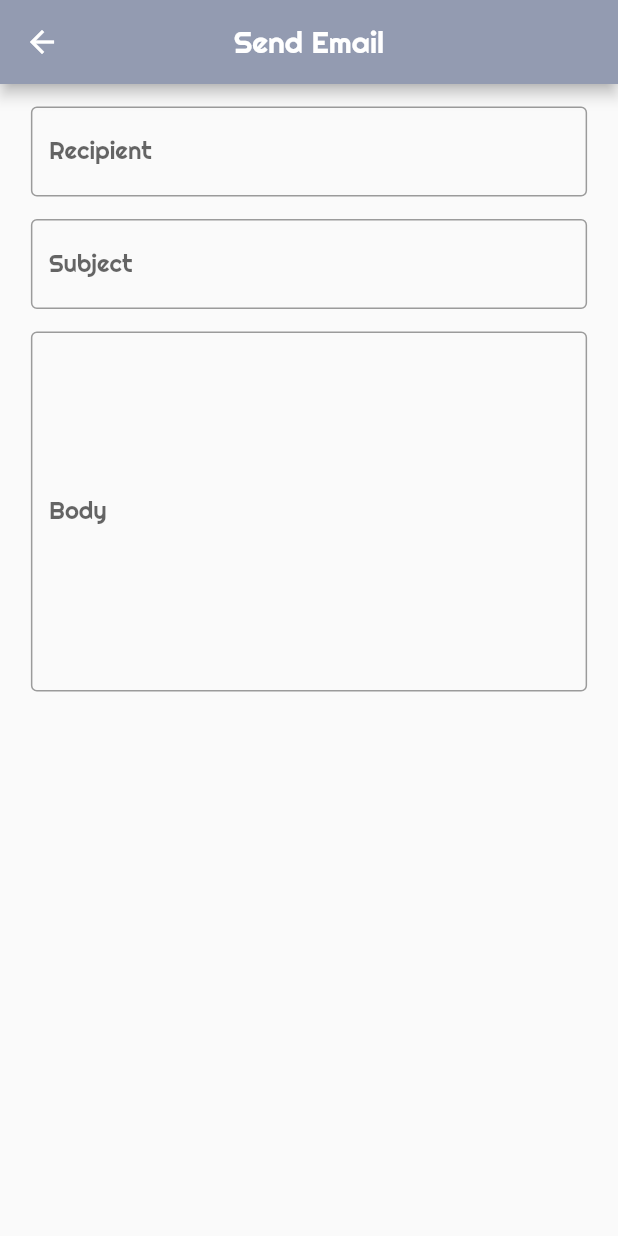
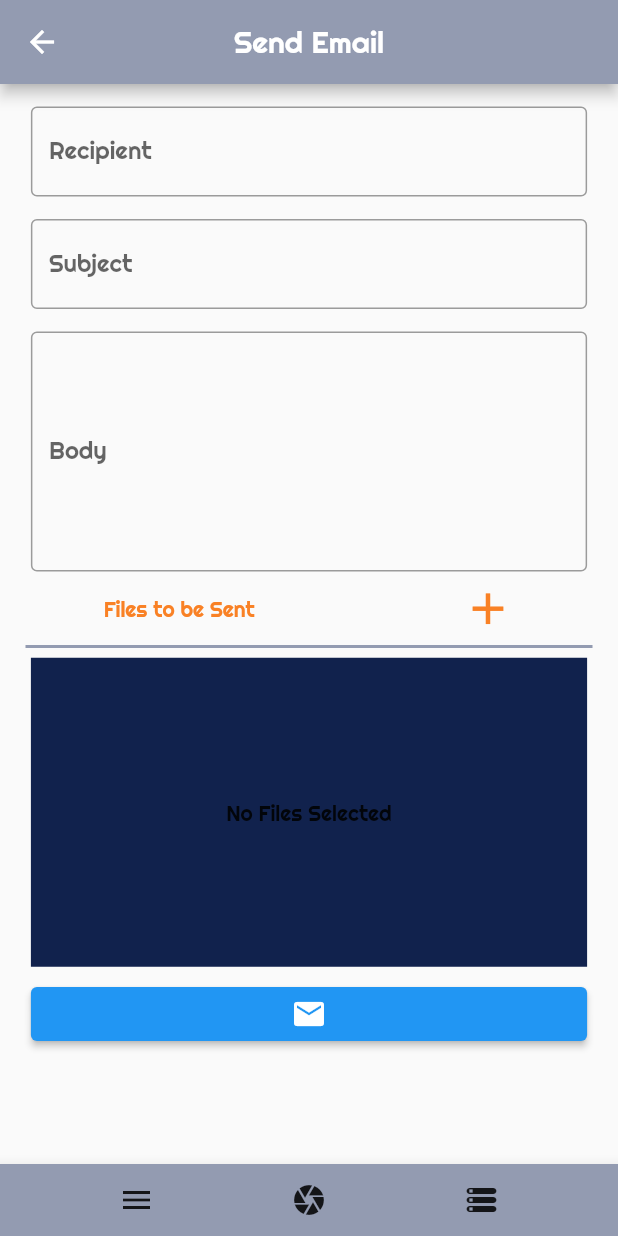
Before and after one commit to brianchang12/Asciify, a Flutter app: the EmailPage screen opened by its route, on a phone screen of 412 x 824 dp. Run offline on Flutter 3.47's test engine with Material 2 defaults, Android fonts, the phone set to English and light mode, and no system bars; our stand-ins replace file_picker, image_cropper, image_picker.

Commit message:
adding cards and tiles for file displayer

```diff
--- a/lib/screens/email_page.dart
+++ b/lib/screens/email_page.dart
@@ -1,5 +1,6 @@
 
 import 'dart:io';
+import 'package:asciify/icon/custom_icons.dart';
 import 'package:flutter/material.dart';
 
 class EmailPage extends StatefulWidget {
@@ -9,10 +10,10 @@ class EmailPage extends StatefulWidget {
 }
 
 class _EmailPageState extends State<EmailPage> {
-  List<File> _files;
-  TextEditingController _recipientController;
-  TextEditingController _subjectController;
-  TextEditingController _bodyController;
+  List<File>? _files;
+  TextEditingController? _recipientController;
+  TextEditingController? _subjectController;
+  TextEditingController? _bodyController;
 
   @override
   void initState() {
@@ -23,11 +24,22 @@ class _EmailPageState extends State<EmailPage> {
     _bodyController = TextEditingController();
   }
 
+
+  @override
+  void dispose() {
+    _files = null;
+    _recipientController!.dispose();
+    _subjectController!.dispose();
+    _bodyController!.dispose();
+    super.dispose();
+  }
+
   Widget emailFields(String label, double topMargin,
       double bottomMargin, int lines, TextEditingController controller) {
     return Container(
       margin: EdgeInsets.only(top: topMargin, bottom: bottomMargin),
       child: TextField(
+
         maxLines: lines,
         controller: controller,
         obscureText: false,
@@ -40,9 +52,70 @@ class _EmailPageState extends State<EmailPage> {
     );
   }
 
+  Widget _fileDisplay() {
+    if (_files!.isEmpty == true) {
+      return Container(
+        color: Color(0xFF11224D),
+        width: MediaQuery.of(context).size.width * 0.90,
+        height: MediaQuery.of(context).size.height * 0.25,
+        child: Center(
+          child: Text("No Files Selected"),
+        ),
+      );
+    } else {
+      return Container(
+        color: Color(0xFF11224D),
+        width: MediaQuery.of(context).size.width * 0.90,
+        height: MediaQuery.of(context).size.height * 0.25,
+        child: ListView.builder(
+            itemCount: _files!.length,
+            itemBuilder: (context, index) {
+              List<String> pathComponents = _files![index].path.split(r"/");
+              String fileName = pathComponents.last;
+              return Card(
+                child: ListTile(
+                  title: Text(fileName),
+                  subtitle: Text(_files![index].path),
+                  trailing: Icon(Icons.indeterminate_check_box_outlined),
+                ),
+              );
+            }),
+      );
+    }
+  }
+
+  Widget _sendButton() {
+    return Container(
+      margin: EdgeInsets.only(top: 7.5),
+      width: MediaQuery.of(context).size.width * 0.90,
+      child: ElevatedButton(onPressed: () {},
+          child: Icon(Icons.email,
+          ),
+      ),
+    );
+  }
+
   @override
   Widget build(BuildContext context) {
     return Scaffold(
+      bottomNavigationBar: BottomAppBar(
+        child: Row(
+          mainAxisAlignment: MainAxisAlignment.spaceEvenly,
+          children: [
+            IconButton(icon: Icon(Icons.menu),
+                onPressed: () {
+                  Navigator.pushNamed(context, '/');
+                }),
+            IconButton(icon: Icon(Icons.camera),
+                onPressed: () {
+                  Navigator.pushNamed(context, '/camera');
+                }),
+            IconButton(icon: Icon(Icons.storage_rounded),
+              onPressed: () {
+              },)
+          ],
+        ),
+      ),
       appBar: AppBar(
         title: Text('Send Email'),
       ),
@@ -53,18 +126,60 @@ class _EmailPageState extends State<EmailPage> {
           child: Column(
             crossAxisAlignment: CrossAxisAlignment.center,
             mainAxisAlignment: MainAxisAlignment.start,
+            mainAxisSize: MainAxisSize.min,
             children: [
               Container(
-                  width: MediaQuery.of(context).size.width * 0.90,
-                  child: emailFields('Recipient', 15.0, 7.5, 1, _recipientController)),
+                  width: MediaQuery
+                      .of(context)
+                      .size
+                      .width * 0.90,
+                  child: emailFields(
+                      'Recipient', 15.0, 7.5, 1, _recipientController!)),
               Container(
-                  width: MediaQuery.of(context).size.width * 0.90,
-                  child: emailFields('Subject', 7.5, 7.5, 1, _subjectController)),
+                  width: MediaQuery
+                      .of(context)
+                      .size
+                      .width * 0.90,
+                  child: emailFields(
+                      'Subject', 7.5, 7.5, 1, _subjectController!)),
               Container(
-                  width: MediaQuery.of(context).size.width * 0.90,
-                  child: emailFields('Body', 7.5, 7.5, 10, _bodyController)),
+                  width: MediaQuery
+                      .of(context)
+                      .size
+                      .width * 0.90,
+                  child: emailFields('Body', 7.5, 7.5, 6, _bodyController!)
+              ),
+              Column(
+                mainAxisSize: MainAxisSize.min,
+                children: [
+                  Row(
+                      mainAxisAlignment: MainAxisAlignment.spaceAround,
+                      crossAxisAlignment: CrossAxisAlignment.center,
+                      children: [
+                        Text("Files to be Sent",
+                          style: TextStyle(
+                            color: Color(0xFFF98125),
+                          ),
+                        ),
+                        Icon(Icons.add,
+                        size: 35,
+                          color:  Color(0xFFF98125),
+                        ),
+                      ]
+                  ),
+                  Divider(
+                    indent: 17,
+                    endIndent: 17,
+                    height: 15,
+                    thickness: 2,
+                    color: Color(0xFF939BB1),
+                  ),
+                  _fileDisplay(),
+                  _sendButton(),
+                ],
+              ),
             ],
-          ),
+          )
         ),
       ),
     );
```
Also changed, not shown: lib/controller/file_controller.dart (+5 -9 lines), lib/exception/custom_exception.dart (+18 -6 lines), lib/icon/custom_icons.dart (added, +32 -0 lines), lib/screens/camera_page.dart (+39 -48 lines), pubspec.yaml (+6 -5 lines), fonts/CustomIcon.ttf (added), pubspec.lock, 1 other file.
